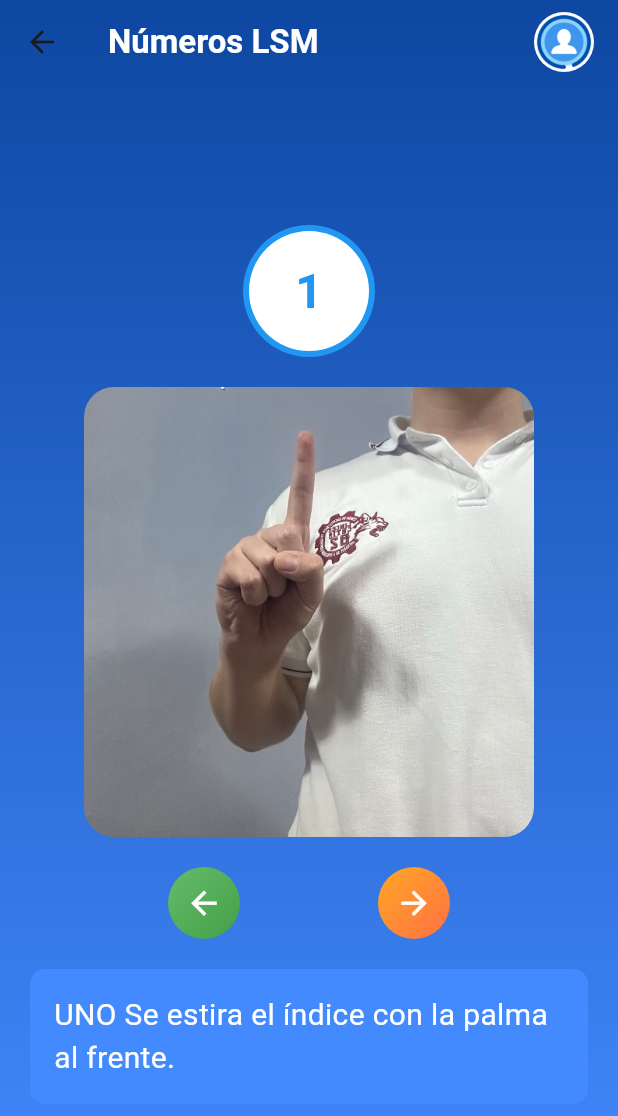
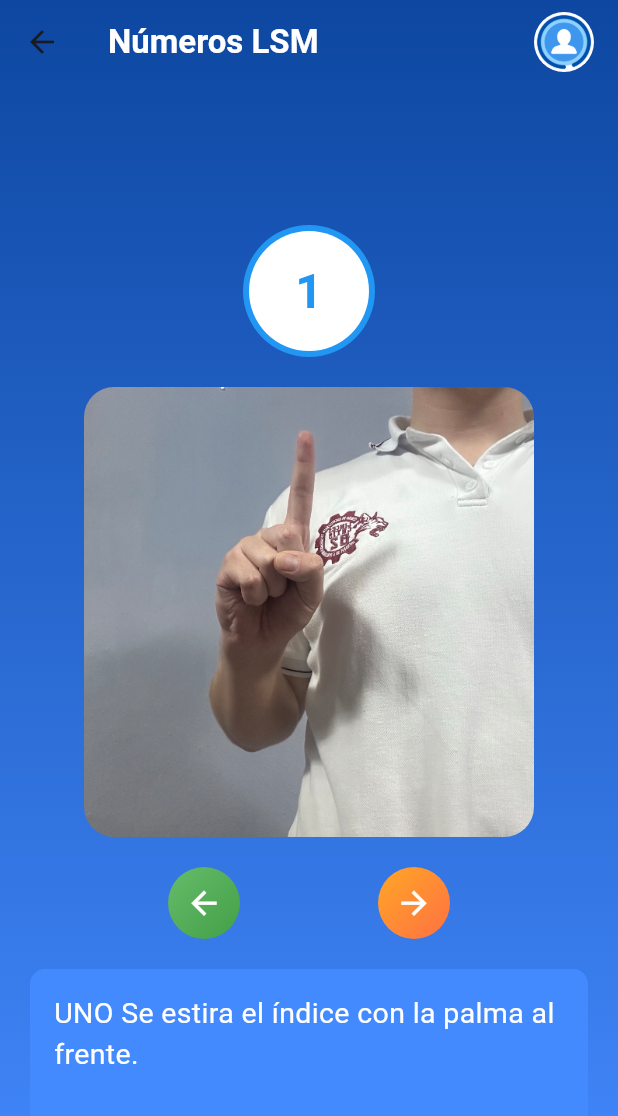
Before and after one commit to RommelOlachea/app-mqh-cbtis62, a Flutter app: the NumberScreen screen opened by its route, on a phone screen of 412 x 824 dp. Shown: the top 1116 px of the screen. Run offline on Flutter 3.47's test engine with Material 3 defaults, Android fonts, the phone set to English and light mode, and no system bars; our stand-ins replace flutter_secure_storage, go_router, video_player; accounts and stored records are empty.

Commit message:
correccion de desbordamiento en la descripcion de numeros

```diff
--- a/lib/presentation/screens/topics/numbers_screen.dart
+++ b/lib/presentation/screens/topics/numbers_screen.dart
@@ -152,17 +152,21 @@ class _NumberScreenState extends State<NumberScreen> {
                 ],
               ),
               const SizedBox(height: 20,),
-              Container(
+              Expanded(
+                child: Container(
                   padding: EdgeInsets.all(16),
                   decoration: BoxDecoration(
                     color: Colors.blueAccent,
                     borderRadius: BorderRadius.circular(10),
                   ),
+                  child: SingleChildScrollView(
                     child: Text(
                       description ?? 'Sin descripción',
-                  style: TextStyle(fontSize: 20, color: Colors.white),
+                      style: TextStyle(fontSize: 19, color: Colors.white),
                     ),
-              )
+                  ),
+                ),
+              ),
             ],
           ),
         ),
```
Lines whose indentation alone changed are shown as unchanged.
